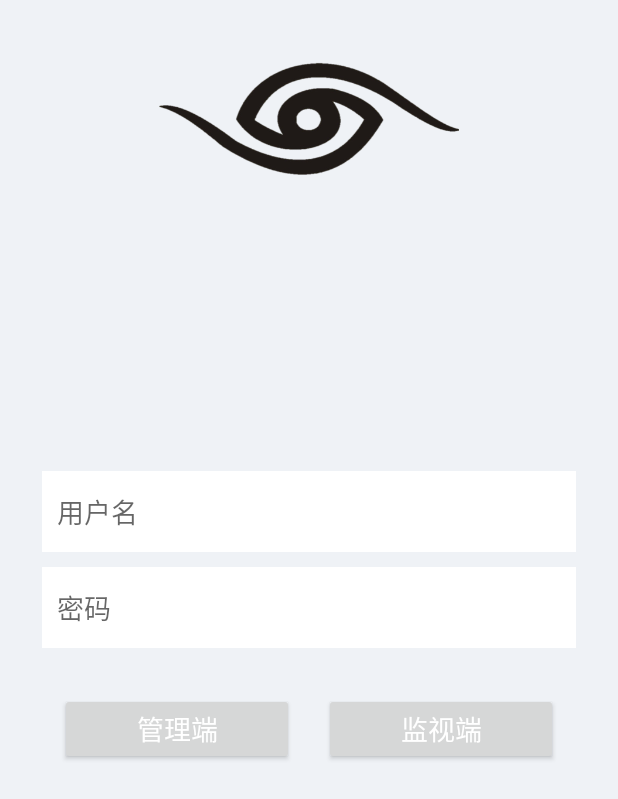
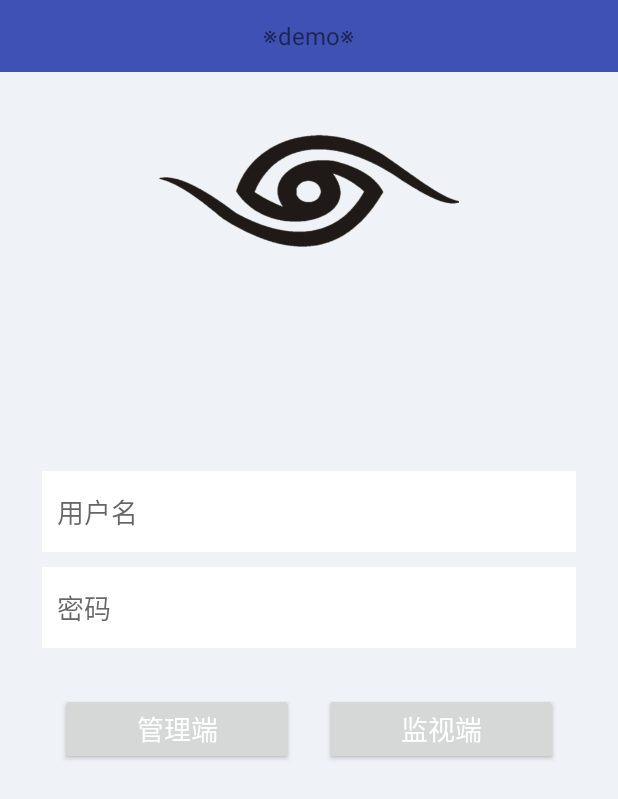
Before and after one commit to vermeerlee/SkyeyeProject, an Android app: the screen it shows after launch (LoginActivity), on a phone screen of 412 x 824 dp. Shown: the top 799 px of the screen. Run offline under Robolectric (Android 15) with nearby library versions, the phone set to English and light mode, and no system bars; our stand-ins replace ButterKnife; libraries missing offline, so code that uses them is left out: cn.bmob.v3, com.easemob, com.easemob.chat, com.easemob.util; 10 statements that could not run were skipped.

Commit message:
update ui:add title bar

```diff
--- a/SkyEyeDemo/src/main/AndroidManifest.xml
+++ b/SkyEyeDemo/src/main/AndroidManifest.xml
@@ -36,7 +36,7 @@
         android:label="@string/app_name"
         android:supportsRtl="true"
         android:theme="@style/AppTheme">
-        <activity android:name=".activity.MainActivity">
+        <activity android:name=".activity.DeviceListActivity">
         </activity>
         <activity android:name=".activity.WatchActivity">
         </activity>
@@ -44,7 +44,7 @@
             android:screenOrientation="portrait">
         </activity>
         <activity android:name=".activity.VideoPlayActivity"
-            android:screenOrientation="portrait">
+            android:screenOrientation="landscape">
         </activity>
         <activity android:name=".activity.VideoListActivity">
         </activity>
--- a/SkyEyeDemo/src/main/java/com/xmh/skyeyedemo/activity/LoginActivity.java
+++ b/SkyEyeDemo/src/main/java/com/xmh/skyeyedemo/activity/LoginActivity.java
@@ -32,6 +32,7 @@ public class LoginActivity extends BaseActivity {
         setContentView(R.layout.activity_login);
         ButterKnife.bind(this);
     }
+
 
     @OnClick({R.id.btn_head_login,R.id.btn_eye_login})
     void onLoginClick(final View view){
@@ -70,7 +71,7 @@ public class LoginActivity extends BaseActivity {
                     public void run() {
                         pd.dismiss();
                         if(view.getId()==R.id.btn_head_login){
-                            startActivity(new Intent(LoginActivity.this, MainActivity.class));
+                            startActivity(new Intent(LoginActivity.this, DeviceListActivity.class));
                         }else if(view.getId()==R.id.btn_eye_login) {
                             startActivity(new Intent(LoginActivity.this, WatchActivity.class));
                         }
@@ -103,8 +104,6 @@ public class LoginActivity extends BaseActivity {
         });
     }
 
-
-
     @Override
     public void onBackPressed() {
         exitApp();
--- a/SkyEyeDemo/src/main/res/layout/activity_login.xml
+++ b/SkyEyeDemo/src/main/res/layout/activity_login.xml
@@ -5,11 +5,17 @@
     android:background="#eff2f6"
     android:orientation="vertical" >
 
+    <include
+        android:id="@+id/layout_title"
+        layout="@layout/layout_title"
+        />
+
     <ImageView
         android:id="@+id/iv_logo"
         android:layout_width="200dp"
         android:layout_height="160dp"
         android:layout_centerHorizontal="true"
+        android:layout_below="@+id/layout_title"
         android:scaleType="centerInside"
         android:src="@drawable/logo" />
 
--- /dev/null
+++ b/SkyEyeDemo/src/main/res/layout/layout_title.xml
@@ -0,0 +1,44 @@
+<?xml version="1.0" encoding="utf-8"?>
+<RelativeLayout xmlns:android="http://schemas.android.com/apk/res/android"
+    android:layout_width="match_parent"
+    android:layout_height="48dp"
+    android:background="@color/colorPrimary"
+    android:gravity="center_vertical"
+    android:orientation="vertical"
+    >
+
+    <TextView
+        android:id="@+id/tv_back"
+        android:layout_width="wrap_content"
+        android:layout_height="wrap_content"
+        android:layout_centerVertical="true"
+        android:layout_alignParentLeft="true"
+        android:layout_marginLeft="10dp"
+        android:padding="4dp"
+        android:textSize="@dimen/text_size_42"
+        android:text="@string/left"
+        android:visibility="gone"
+        />
+
+    <TextView
+        android:id="@+id/tv_title"
+        android:layout_width="wrap_content"
+        android:layout_height="wrap_content"
+        android:layout_centerInParent="true"
+        android:textSize="@dimen/text_size_48"
+        android:text="@string/app_name"
+        />
+
+    <TextView
+        android:id="@+id/tv_menu"
+        android:layout_width="wrap_content"
+        android:layout_height="wrap_content"
+        android:layout_centerVertical="true"
+        android:layout_alignParentRight="true"
+        android:layout_marginRight="10dp"
+        android:padding="4dp"
+        android:textSize="@dimen/text_size_42"
+        android:text="@string/menu"
+        android:visibility="gone"
+        />
+</RelativeLayout>
```
Also changed, not shown: SkyEyeDemo/src/main/java/com/xmh/skyeyedemo/activity/CallActivity.java (+19 -13 lines), SkyEyeDemo/src/main/java/com/xmh/skyeyedemo/activity/DeviceListActivity.java (renamed from SkyEyeDemo/src/main/java/com/xmh/skyeyedemo/activity/MainActivity.java, +49 -14 lines), SkyEyeDemo/src/main/java/com/xmh/skyeyedemo/activity/VideoListActivity.java (+47 -5 lines), SkyEyeDemo/src/main/java/com/xmh/skyeyedemo/activity/VideoPlayActivity.java (+7 -2 lines), SkyEyeDemo/src/main/java/com/xmh/skyeyedemo/adapter/DeviceListAdapter.java (renamed from SkyEyeDemo/src/main/java/com/xmh/skyeyedemo/adapter/EyeListAdapter.java, +5 -3 lines), SkyEyeDemo/src/main/res/layout/activity_call.xml (+15 -17 lines), SkyEyeDemo/src/main/res/layout/activity_device_list.xml (renamed from SkyEyeDemo/src/main/res/layout/activity_main.xml, +8 -1 lines), SkyEyeDemo/src/main/res/layout/activity_record_list.xml (+8 -1 lines), SkyEyeDemo/src/main/res/layout/activity_video_play.xml (+8 -2 lines), SkyEyeDemo/src/main/res/values/dimens.xml (+22 -0 lines), SkyEyeDemo/src/main/res/values/strings.xml (+9 -0 lines).
